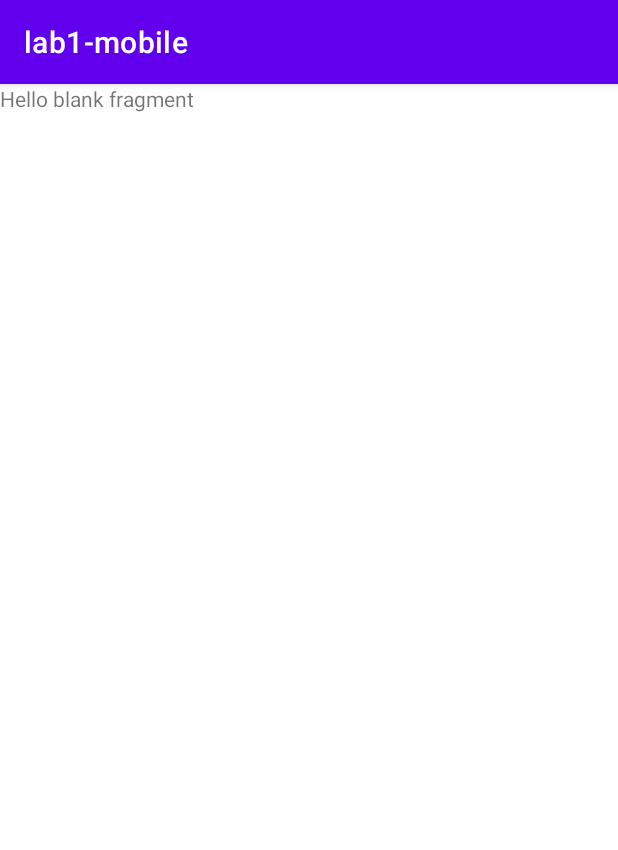
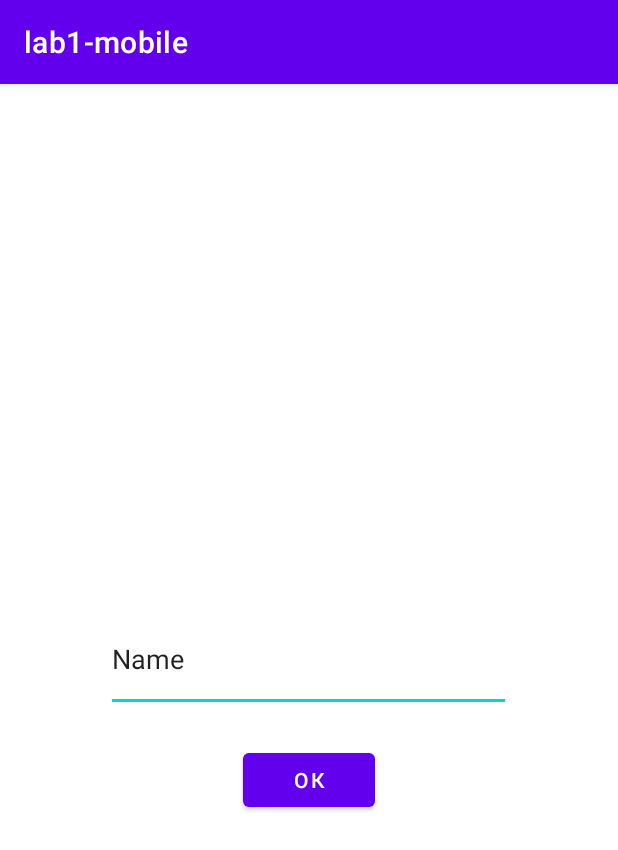
Before and after one commit to MrHrapylka/lab1-mobile, an Android app: the screen it shows after launch (MainActivity), on a phone screen of 412 x 824 dp. Shown: the top 850 px of the screen. Run offline under Robolectric (Android 15) with nearby library versions, the phone set to English and light mode, and no system bars.

Commit message:
Add Button and EditText

```diff
--- a/app/src/main/res/layout/fragment_blank.xml
+++ b/app/src/main/res/layout/fragment_blank.xml
@@ -6,10 +6,23 @@
     tools:context=".BlankFragment">
 
     <!-- TODO: Update blank fragment layout -->
-    <TextView
-        android:layout_width="match_parent"
-        android:layout_height="match_parent"
-        android:text="@string/hello_blank_fragment" />
+    <Button
+        android:id="@+id/myButton"
+        android:layout_width="wrap_content"
+        android:layout_height="wrap_content"
+        android:layout_marginTop="80dp"
+        android:layout_gravity="center"
+        android:text="@string/button" />
+
+    <EditText
+        android:id="@+id/editTextTextPersonName"
+        android:layout_width="270dp"
+        android:layout_height="70dp"
+        android:layout_gravity="center"
+        android:autofillHints=""
+        android:ems="10"
+        android:inputType="textPersonName"
+        android:text="@string/name_text" />
 
 
 </FrameLayout>
--- a/app/src/main/res/values/strings.xml
+++ b/app/src/main/res/values/strings.xml
@@ -2,4 +2,6 @@
     <string name="app_name">lab1-mobile</string>
     <!-- TODO: Remove or change this placeholder text -->
     <string name="hello_blank_fragment">Hello blank fragment</string>
+    <string name="button">ок</string>
+    <string name="name_text">Name</string>
 </resources>
```
